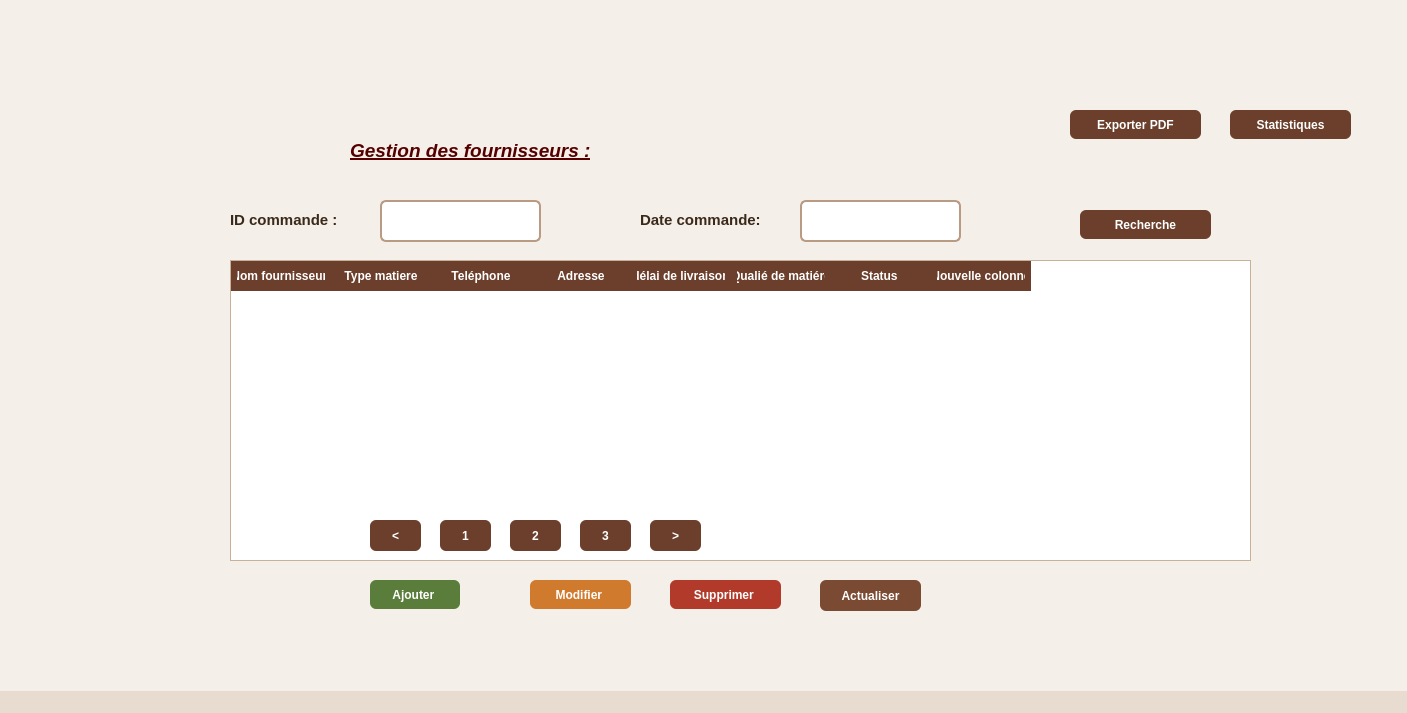
Esprit-UP-Algo/projetcpp2526-s2-2a14-smart-leather-goods-factory-1, file mainwindow.ui: the form before one commit.
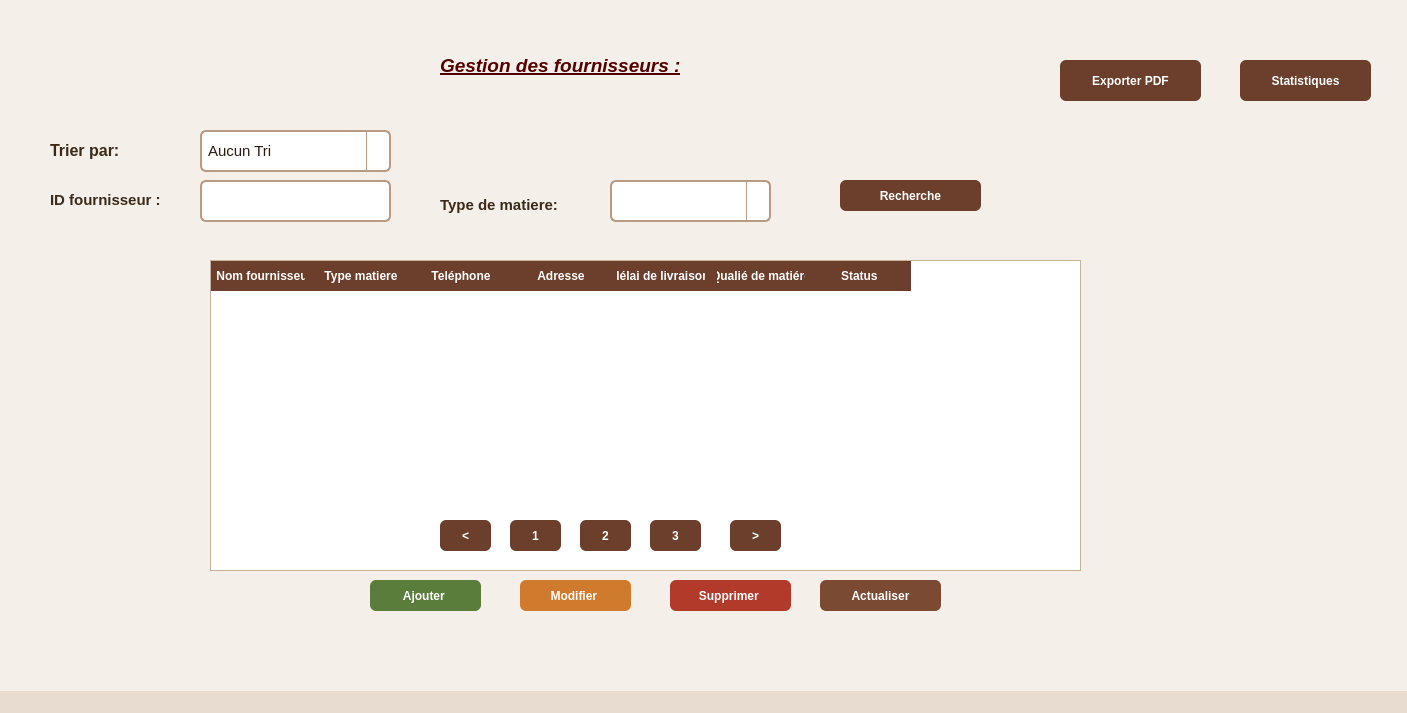
The form after the commit. Icons and pictures are not drawn.

Diff of the .ui file:
```diff
--- a/mainwindow.ui
+++ b/mainwindow.ui
@@ -196,6 +196,41 @@
     background-color: #f8f3ed;
 }
 /* ============================= */
+/* ===== VALIDATION ERRORS ===== */
+/* ============================= */
+QLineEdit[error='true'] {
+    border: 2px solid #e74c3c;
+    background-color: #fdf2f2;
+}
+
+QLineEdit[error='true']:focus {
+    border: 2px solid #c0392b;
+    background-color: #fdf2f2;
+}
+
+QComboBox[error='true'] {
+    border: 2px solid #e74c3c;
+    background-color: #fdf2f2;
+}
+
+QDateEdit[error='true'] {
+    border: 2px solid #e74c3c;
+    background-color: #fdf2f2;
+}
+
+QDateEdit[error='true']:focus {
+    border: 2px solid #c0392b;
+    background-color: #fdf2f2;
+}
+
+/* ============================= */
+/* ===== DISABLED BUTTONS ===== */
+/* ============================= */
+QPushButton:disabled {
+    background-color: #b0b0b0;
+    color: #e0e0e0;
+}
+/* ============================= */
 /* ===== TABLE CONTENT FIX ===== */
 /* ============================= */
 QTableWidget {
@@ -229,15 +264,15 @@
    <widget class="QTableWidget" name="tableWidget">
     <property name="geometry">
      <rect>
-      <x>230</x>
+      <x>210</x>
       <y>260</y>
-      <width>1021</width>
-      <height>301</height>
+      <width>871</width>
+      <height>311</height>
      </rect>
     </property>
     <column>
      <property name="text">
-      <string>Nom fournisseur </string>
+      <string>   Nom fournisseur </string>
      </property>
     </column>
     <column>
@@ -270,19 +305,14 @@
       <string>Status </string>
      </property>
     </column>
-    <column>
-     <property name="text">
-      <string>Nouvelle colonne</string>
-     </property>
-    </column>
    </widget>
    <widget class="QPushButton" name="pushButton_3">
     <property name="geometry">
      <rect>
       <x>370</x>
       <y>580</y>
-      <width>90</width>
-      <height>29</height>
+      <width>111</width>
+      <height>31</height>
      </rect>
     </property>
     <property name="text">
@@ -292,10 +322,10 @@
    <widget class="QPushButton" name="pushButton_4">
     <property name="geometry">
      <rect>
-      <x>530</x>
+      <x>520</x>
       <y>580</y>
-      <width>101</width>
-      <height>29</height>
+      <width>111</width>
+      <height>31</height>
      </rect>
     </property>
     <property name="text">
@@ -307,8 +337,8 @@
      <rect>
       <x>670</x>
       <y>580</y>
-      <width>111</width>
-      <height>29</height>
+      <width>121</width>
+      <height>31</height>
      </rect>
     </property>
     <property name="text">
@@ -320,7 +350,7 @@
      <rect>
       <x>820</x>
       <y>580</y>
-      <width>101</width>
+      <width>121</width>
       <height>31</height>
      </rect>
     </property>
@@ -331,10 +361,10 @@
    <widget class="QLabel" name="label_8">
     <property name="geometry">
      <rect>
-      <x>350</x>
-      <y>110</y>
-      <width>461</width>
-      <height>81</height>
+      <x>440</x>
+      <y>30</y>
+      <width>301</width>
+      <height>71</height>
      </rect>
     </property>
     <property name="styleSheet">
@@ -451,10 +481,10 @@
    <widget class="QPushButton" name="pushButton_7">
     <property name="geometry">
      <rect>
-      <x>1080</x>
-      <y>210</y>
-      <width>131</width>
-      <height>29</height>
+      <x>840</x>
+      <y>180</y>
+      <width>141</width>
+      <height>31</height>
      </rect>
     </property>
     <property name="text">
@@ -464,10 +494,10 @@
    <widget class="QPushButton" name="pushButton_8">
     <property name="geometry">
      <rect>
-      <x>1070</x>
-      <y>110</y>
-      <width>131</width>
-      <height>29</height>
+      <x>1060</x>
+      <y>60</y>
+      <width>141</width>
+      <height>41</height>
      </rect>
     </property>
     <property name="text">
@@ -477,10 +507,10 @@
    <widget class="QPushButton" name="pushButton_9">
     <property name="geometry">
      <rect>
-      <x>1230</x>
-      <y>110</y>
-      <width>121</width>
-      <height>29</height>
+      <x>1240</x>
+      <y>60</y>
+      <width>131</width>
+      <height>41</height>
      </rect>
     </property>
     <property name="text">
@@ -490,10 +520,10 @@
    <widget class="QLabel" name="label_9">
     <property name="geometry">
      <rect>
-      <x>230</x>
-      <y>150</y>
-      <width>161</width>
-      <height>141</height>
+      <x>50</x>
+      <y>180</y>
+      <width>131</width>
+      <height>41</height>
      </rect>
     </property>
     <property name="styleSheet">
@@ -604,15 +634,15 @@
 </string>
     </property>
     <property name="text">
-     <string>&lt;html&gt;&lt;head/&gt;&lt;body&gt;&lt;p&gt;&lt;span style=&quot; font-size:11pt; font-weight:700;&quot;&gt;ID commande :&lt;/span&gt;&lt;/p&gt;&lt;/body&gt;&lt;/html&gt;</string>
+     <string>&lt;html&gt;&lt;head/&gt;&lt;body&gt;&lt;p&gt;&lt;span style=&quot; font-size:11pt; font-weight:700;&quot;&gt;ID fournisseur :&lt;/span&gt;&lt;/p&gt;&lt;/body&gt;&lt;/html&gt;</string>
     </property>
    </widget>
    <widget class="QLineEdit" name="lineEdit">
     <property name="geometry">
      <rect>
-      <x>380</x>
-      <y>200</y>
-      <width>161</width>
+      <x>200</x>
+      <y>180</y>
+      <width>191</width>
       <height>42</height>
      </rect>
     </property>
@@ -620,10 +650,10 @@
    <widget class="QLabel" name="label_10">
     <property name="geometry">
      <rect>
-      <x>640</x>
-      <y>150</y>
+      <x>440</x>
+      <y>190</y>
       <width>161</width>
-      <height>141</height>
+      <height>31</height>
      </rect>
     </property>
     <property name="styleSheet">
@@ -734,42 +764,23 @@
 </string>
     </property>
     <property name="text">
-     <string>&lt;html&gt;&lt;head/&gt;&lt;body&gt;&lt;p&gt;&lt;span style=&quot; font-size:11pt; font-weight:700;&quot;&gt;Date commande:&lt;/span&gt;&lt;/p&gt;&lt;/body&gt;&lt;/html&gt;</string>
+     <string>&lt;html&gt;&lt;head/&gt;&lt;body&gt;&lt;p&gt;&lt;span style=&quot; font-size:11pt; font-weight:700;&quot;&gt;Type de matiere:&lt;/span&gt;&lt;/p&gt;&lt;/body&gt;&lt;/html&gt;</string>
     </property>
    </widget>
-   <widget class="QLineEdit" name="lineEdit_2">
+   <widget class="QComboBox" name="comboTypeRecherche">
     <property name="geometry">
      <rect>
-      <x>800</x>
-      <y>200</y>
+      <x>610</x>
+      <y>180</y>
       <width>161</width>
       <height>42</height>
      </rect>
     </property>
    </widget>
-   <widget class="QLabel" name="label">
-    <property name="geometry">
-     <rect>
-      <x>50</x>
-      <y>30</y>
-      <width>251</width>
-      <height>121</height>
-     </rect>
-    </property>
-    <property name="text">
-     <string/>
-    </property>
-    <property name="pixmap">
-     <pixmap>../../../../Downloads/projet2626/projet2626/Logo.png</pixmap>
-    </property>
-    <property name="scaledContents">
-     <bool>true</bool>
-    </property>
-   </widget>
    <widget class="QPushButton" name="pushButton_10">
     <property name="geometry">
      <rect>
-      <x>370</x>
+      <x>440</x>
       <y>520</y>
       <width>51</width>
       <height>31</height>
@@ -782,7 +793,7 @@
    <widget class="QPushButton" name="pushButton_11">
     <property name="geometry">
      <rect>
-      <x>440</x>
+      <x>510</x>
       <y>520</y>
       <width>51</width>
       <height>31</height>
@@ -795,7 +806,7 @@
    <widget class="QPushButton" name="pushButton_12">
     <property name="geometry">
      <rect>
-      <x>510</x>
+      <x>580</x>
       <y>520</y>
       <width>51</width>
       <height>31</height>
@@ -808,7 +819,7 @@
    <widget class="QPushButton" name="pushButton_13">
     <property name="geometry">
      <rect>
-      <x>580</x>
+      <x>650</x>
       <y>520</y>
       <width>51</width>
       <height>31</height>
@@ -821,7 +832,7 @@
    <widget class="QPushButton" name="pushButton_14">
     <property name="geometry">
      <rect>
-      <x>650</x>
+      <x>730</x>
       <y>520</y>
       <width>51</width>
       <height>31</height>
@@ -831,25 +842,156 @@
      <string>&gt;</string>
     </property>
    </widget>
-   <zorder>label</zorder>
-   <zorder>tableWidget</zorder>
-   <zorder>pushButton_3</zorder>
-   <zorder>pushButton_4</zorder>
-   <zorder>pushButton_5</zorder>
-   <zorder>pushButton_6</zorder>
-   <zorder>label_8</zorder>
-   <zorder>pushButton_7</zorder>
-   <zorder>pushButton_8</zorder>
-   <zorder>pushButton_9</zorder>
-   <zorder>label_9</zorder>
-   <zorder>lineEdit</zorder>
-   <zorder>label_10</zorder>
-   <zorder>lineEdit_2</zorder>
-   <zorder>pushButton_10</zorder>
-   <zorder>pushButton_11</zorder>
-   <zorder>pushButton_12</zorder>
-   <zorder>pushButton_13</zorder>
-   <zorder>pushButton_14</zorder>
+   <widget class="QLabel" name="label_11">
+    <property name="geometry">
+     <rect>
+      <x>50</x>
+      <y>130</y>
+      <width>161</width>
+      <height>41</height>
+     </rect>
+    </property>
+    <property name="styleSheet">
+     <string notr="true">/* ===== GLOBAL ===== */
+QMainWindow {
+    background-color: #f4efe9;
+    font-family: &quot;Segoe UI&quot;;
+    font-size: 11pt;
+}
+
+/* ===== GROUP BOX ===== */
+QGroupBox {
+    background-color: #f8f3ed;
+    border: 1px solid #c7b299;
+    border-radius: 6px;
+    margin-top: 20px;
+    padding: 10px;
+}
+
+QGroupBox::title {
+    subcontrol-origin: margin;
+    left: 12px;
+    padding: 0 6px;
+    color: #4b2e1f;
+    font-weight: bold;
+}
+
+/* ===== LABELS ===== */
+QLabel {
+    color: #3b2a1a;
+}
+
+/* ===== INPUTS ===== */
+QLineEdit, QTextBrowser, QComboBox, QDateEdit {
+    background-color: #ffffff;
+    border: 1px solid #c7b299;
+    border-radius: 4px;
+    padding: 4px;
+}
+
+QComboBox::drop-down {
+    border-left: 1px solid #c7b299;
+}
+
+/* ===== TABLE ===== */
+QTableWidget {
+    background-color: #ffffff;
+    border: 1px solid #c7b299;
+    gridline-color: #e0d6c9;
+}
+
+QHeaderView::section {
+    background-color: #6b3f2b;
+    color: white;
+    padding: 6px;
+    border: none;
+    font-weight: bold;
+}
+
+QTableWidget::item:selected {
+    background-color: #d8c2aa;
+    color: black;
+}
+
+/* ===== BUTTONS (DEFAULT) ===== */
+QPushButton {
+    background-color: #6b3f2b;
+    color: white;
+    border-radius: 6px;
+    padding: 6px 14px;
+}
+
+QPushButton:hover {
+    background-color: #8a5a44;
+}
+
+/* ===== ACTION BUTTONS ===== */
+QPushButton#pushButton_3 { /* Ajouter */
+    background-color: #5a7d3b;
+}
+
+QPushButton#pushButton_4 { /* Modifier */
+    background-color: #d07a2d;
+}
+
+QPushButton#pushButton_5 { /* Supprimer */
+    background-color: #b23a2b;
+}
+
+QPushButton#pushButton_6 { /* Actualiser */
+    background-color: #7b4a32;
+}
+
+/* ===== MENU BAR ===== */
+QMenuBar {
+    background-color: #6b3f2b;
+    color: white;
+}
+
+QMenuBar::item:selected {
+    background-color: #8a5a44;
+}
+
+/* ===== STATUS BAR ===== */
+QStatusBar {
+    background-color: #e7dccf;
+}
+</string>
+    </property>
+    <property name="text">
+     <string>&lt;html&gt;&lt;head/&gt;&lt;body&gt;&lt;p&gt;&lt;span style=&quot; font-size:12pt; font-weight:700;&quot;&gt;Trier par:&lt;/span&gt;&lt;/p&gt;&lt;/body&gt;&lt;/html&gt;</string>
+    </property>
+   </widget>
+   <widget class="QComboBox" name="comboBox">
+    <property name="geometry">
+     <rect>
+      <x>200</x>
+      <y>130</y>
+      <width>191</width>
+      <height>42</height>
+     </rect>
+    </property>
+    <item>
+     <property name="text">
+      <string>Aucun Tri</string>
+     </property>
+    </item>
+    <item>
+     <property name="text">
+      <string>Délai de livraison croissant</string>
+     </property>
+    </item>
+    <item>
+     <property name="text">
+      <string>Délai de livraison decroissant</string>
+     </property>
+    </item>
+    <item>
+     <property name="text">
+      <string>Qualité de matières A-C</string>
+     </property>
+    </item>
+   </widget>
   </widget>
   <widget class="QMenuBar" name="menubar">
    <property name="geometry">
```
Left out of the diff: 24 changed lines with no effect on the pictures.
